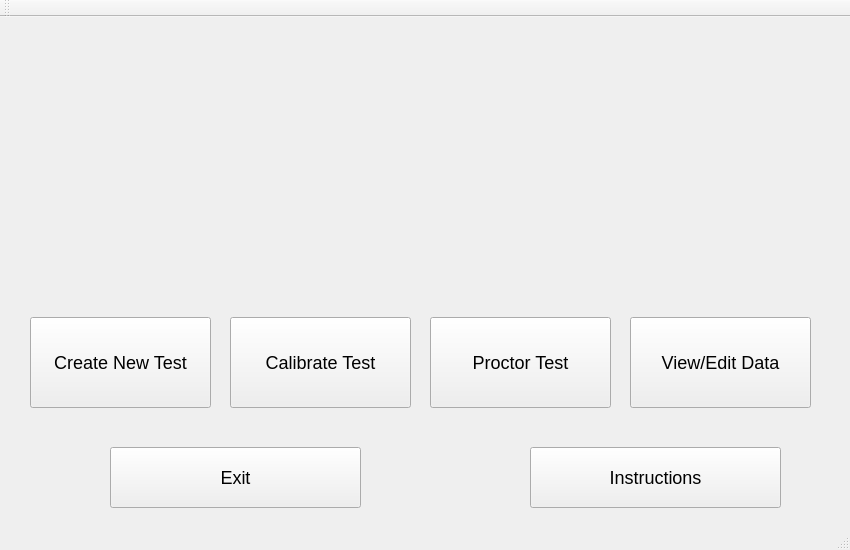
nickcosta18/totalPrediction, file mainwindow.ui: the form before one commit.
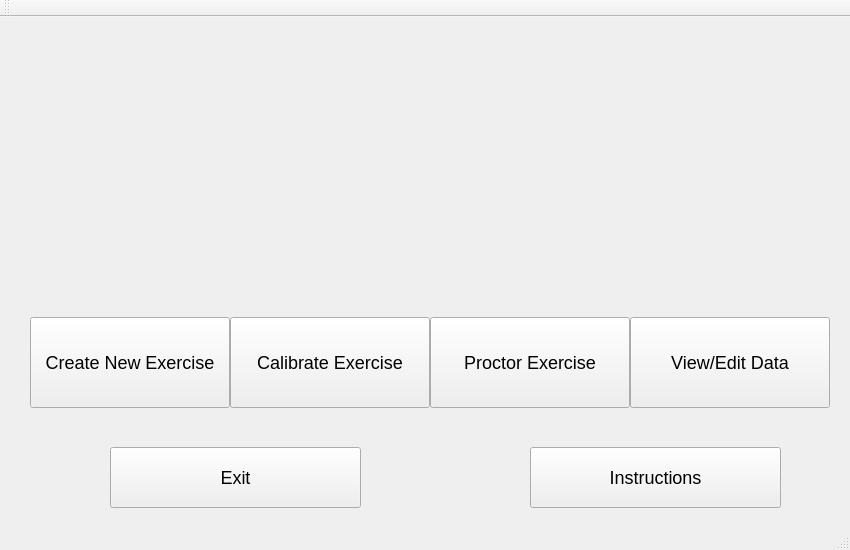
The form after the commit. Icons and pictures are not drawn.

Diff of the .ui file:
```diff
--- a/mainwindow.ui
+++ b/mainwindow.ui
@@ -31,7 +31,7 @@
      <rect>
       <x>30</x>
       <y>300</y>
-      <width>181</width>
+      <width>200</width>
       <height>91</height>
      </rect>
     </property>
@@ -44,7 +44,7 @@
      <string notr="true">font-size: 18px;</string>
     </property>
     <property name="text">
-     <string>Create New Test</string>
+     <string>Create New Exercise</string>
     </property>
    </widget>
    <widget class="QPushButton" name="pushButton_2">
@@ -52,7 +52,7 @@
      <rect>
       <x>230</x>
       <y>300</y>
-      <width>181</width>
+      <width>200</width>
       <height>91</height>
      </rect>
     </property>
@@ -65,7 +65,7 @@
      <string notr="true">font-size: 18px;</string>
     </property>
     <property name="text">
-     <string>Calibrate Test</string>
+     <string>Calibrate Exercise</string>
     </property>
    </widget>
    <widget class="QPushButton" name="pushButton_3">
@@ -73,7 +73,7 @@
      <rect>
       <x>430</x>
       <y>300</y>
-      <width>181</width>
+      <width>200</width>
       <height>91</height>
      </rect>
     </property>
@@ -86,7 +86,7 @@
      <string notr="true">font-size: 18px;</string>
     </property>
     <property name="text">
-     <string>Proctor Test</string>
+     <string>Proctor Exercise</string>
     </property>
    </widget>
    <widget class="QPushButton" name="pushButton_4">
@@ -94,7 +94,7 @@
      <rect>
       <x>630</x>
       <y>300</y>
-      <width>181</width>
+      <width>200</width>
       <height>91</height>
      </rect>
     </property>
@@ -157,10 +157,13 @@
      <rect>
       <x>90</x>
       <y>30</y>
-      <width>651</width>
-      <height>231</height>
+      <width>661</width>
+      <height>221</height>
      </rect>
     </property>
+    <property name="autoFillBackground">
+     <bool>false</bool>
+    </property>
     <property name="text">
      <string/>
     </property>
@@ -170,6 +173,9 @@
     <property name="scaledContents">
      <bool>true</bool>
     </property>
+    <property name="wordWrap">
+     <bool>false</bool>
+    </property>
    </widget>
   </widget>
   <widget class="QToolBar" name="mainToolBar">
```
Left out of the diff: 2 changed lines with no effect on the pictures.
